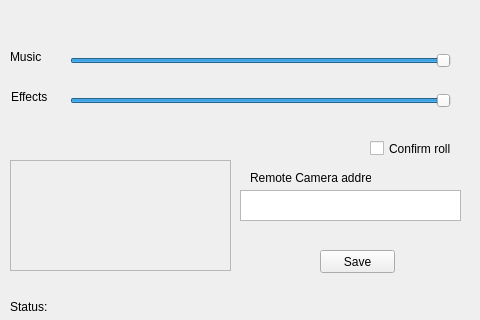
The window that PiUi.ui (eNesPL/DiceReaderNew) describes before a commit, drawn with Qt 5.
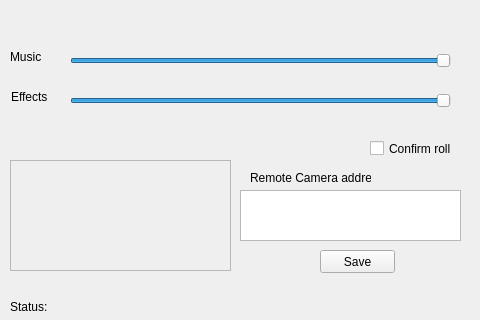
The same window after the commit.

What changed in the file:
```diff
--- a/PiUi.ui
+++ b/PiUi.ui
@@ -274,7 +274,7 @@
         <x>230</x>
         <y>180</y>
         <width>221</width>
-        <height>31</height>
+        <height>51</height>
        </rect>
       </property>
      </widget>
```
Left out of the diff: 4 changed lines with no effect on the pictures.
